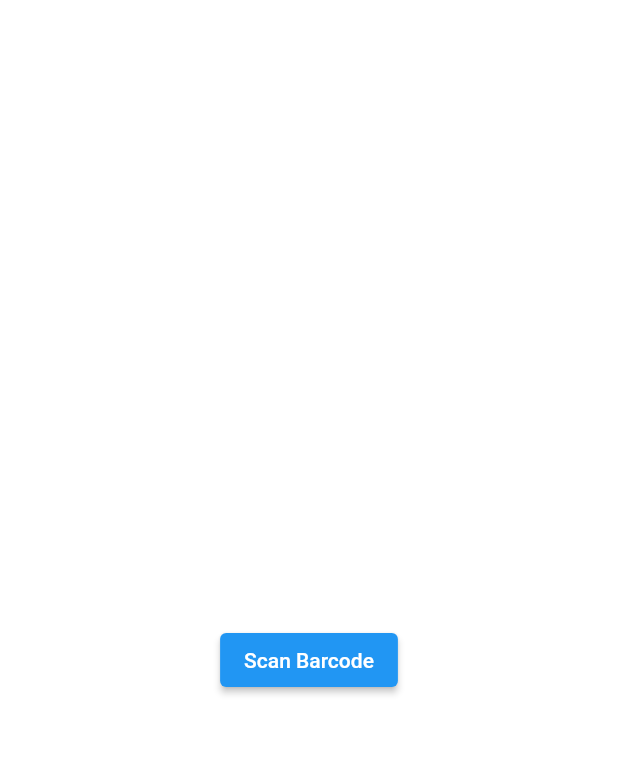
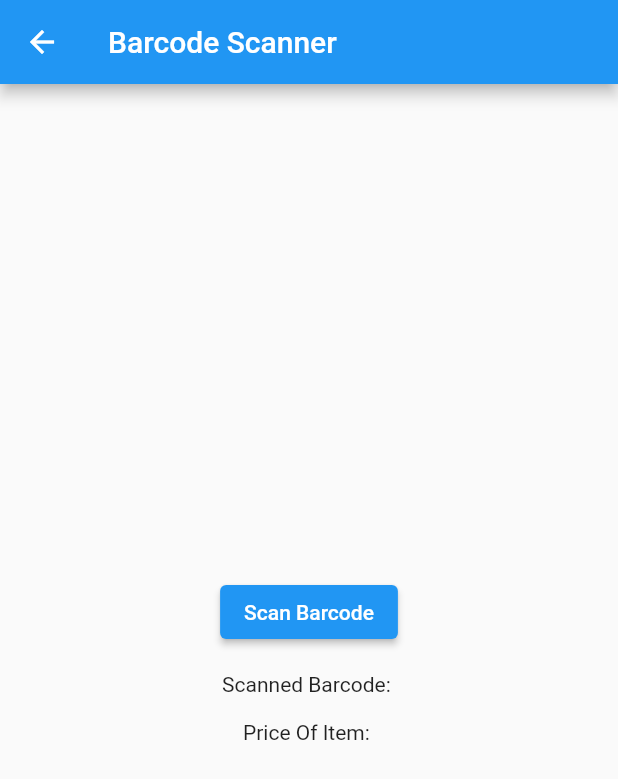
Before and after one commit to samira1500/pricelet_app, a Flutter app: the screen it shows after launch, in the side drawer, after a tap on "BarCode Scan", on a phone screen of 412 x 824 dp. Shown: the top 779 px of the screen. Run offline on Flutter 3.47's test engine with Material 2 defaults, Android fonts, the phone set to English and light mode, and no system bars; our stand-ins replace floor, sqflite, webview_flutter; missing offline and left inert: flutter_barcode_scanner; accounts and stored records are empty; generated files the repository leaves out were written again.

Commit message:
some addes

```diff
--- a/lib/add_item.dart
+++ b/lib/add_item.dart
@@ -5,14 +5,16 @@ import 'package:pricelet_app/entity/item_entity.dart';
 import 'package:intl/intl.dart';
 
 class AddItem extends StatefulWidget {
-  AddItem({super.key, this.id, this.name, this.barcode});
+  AddItem({super.key, this.id, this.name, this.barcode, this.price});
 
   final int? id;
   final String? name;
   final String? barcode;
+  final String? price;
 
   final _itemNameController = TextEditingController();
   final _serialNoController = TextEditingController();
+  final _priceController = TextEditingController();
 
   @override
   State<AddItem> createState() => _AddItemState();
@@ -26,6 +28,7 @@ class _AddItemState extends State<AddItem> {
     if (widget.id != null) {
       widget._itemNameController.text = widget.name!;
       widget._serialNoController.text = widget.barcode!;
+      widget._priceController.text = widget.price ?? '';
       idIsNull = false;
     }
   }
@@ -61,6 +64,12 @@ class _AddItemState extends State<AddItem> {
                 labelText: 'BarCode',
               ),
             ),
+            TextFormField(
+              controller: widget._priceController,
+              decoration: InputDecoration(
+                labelText: 'Price',
+              ),
+            ),
             SizedBox(height: 16.0),
             ElevatedButton(
               child: Text('Submit'),
@@ -91,7 +100,8 @@ class _AddItemState extends State<AddItem> {
             id,
             widget._itemNameController.value.text,
             widget._serialNoController.value.text,
-            DateFormat('MMMM dd, yyyy').format(DateTime.now())));
+            DateFormat('MMMM dd, yyyy').format(DateTime.now()),
+            widget._priceController.value.text));
       });
     });
     Navigator.pop(context);
@@ -104,7 +114,8 @@ class _AddItemState extends State<AddItem> {
           widget.id!,
           widget._itemNameController.value.text,
           widget._serialNoController.value.text,
-          DateFormat('MMMM dd, yyyy').format(DateTime.now())));
+          DateFormat('MMMM dd, yyyy').format(DateTime.now()),
+          widget._priceController.value.text));
     });
 
     Navigator.pop(context);
--- a/lib/barcode_scanner.dart
+++ b/lib/barcode_scanner.dart
@@ -1,5 +1,6 @@
 import 'package:flutter/material.dart';
 import 'package:flutter_barcode_scanner/flutter_barcode_scanner.dart';
+import 'package:pricelet_app/database/database.dart';
 
 class BarcodeScannerWidget extends StatefulWidget {
   @override
@@ -8,6 +9,7 @@ class BarcodeScannerWidget extends StatefulWidget {
 
 class _BarcodeScannerWidgetState extends State<BarcodeScannerWidget> {
   String _barcode = '';
+  String _itemPrice = '';
 
   Future<void> _scanBarcode() async {
     String barcode = await FlutterBarcodeScanner.scanBarcode(
@@ -20,19 +22,42 @@ class _BarcodeScannerWidgetState extends State<BarcodeScannerWidget> {
     setState(() {
       _barcode = barcode;
     });
+
+    _searchItem();
+  }
+
+  Future<void> _searchItem() async {
+    final database = $FloorAppDatabase.databaseBuilder('pricelet.db').build();
+    database.then((value) {
+      value.itemDao.findItemByBarcode(_barcode).then((val) {
+        if (val != null) {
+          _itemPrice = val.price;
+        }
+      });
+    });
   }
 
   @override
   Widget build(BuildContext context) {
-    return Column(
-      mainAxisAlignment: MainAxisAlignment.center,
-      children: [
-        Text(_barcode),
-        ElevatedButton(
-          child: Text('Scan Barcode'),
-          onPressed: _scanBarcode,
+    return Scaffold(
+      appBar: AppBar(
+        title: Text('Barcode Scanner'),
+      ),
+      body: Center(
+        child: Column(
+          mainAxisAlignment: MainAxisAlignment.center,
+          children: <Widget>[
+            ElevatedButton(
+              onPressed: _scanBarcode,
+              child: Text('Scan Barcode'),
+            ),
+            SizedBox(height: 16),
+            Text('Scanned Barcode: $_barcode'),
+            SizedBox(height: 16),
+            Text('Price Of Item: $_itemPrice'),
+          ],
         ),
-      ],
+      ),
     );
   }
 }
--- a/lib/dao/item_dao.dart
+++ b/lib/dao/item_dao.dart
@@ -12,6 +12,9 @@ abstract class ItemDao {
   @Query('select * from items order by id desc')
   Stream<List<Item>> streamedData();
 
+  @Query('select * from items where barcode= :barcode')
+  Future<Item?> findItemByBarcode(String barcode);
+
   @insert
   Future<void> insertItem(Item item);
 
--- a/lib/entity/item_entity.dart
+++ b/lib/entity/item_entity.dart
@@ -9,10 +9,12 @@ class Item {
 
   final String barcode;
 
+  final String price;
+
   final String scheduleTime;
 
   @ignore
   bool isSelect = false;
 
-  Item(this.id, this.name, this.barcode, this.scheduleTime);
+  Item(this.id, this.name, this.barcode, this.scheduleTime, this.price);
 }
--- a/lib/home_page.dart
+++ b/lib/home_page.dart
@@ -157,7 +157,9 @@ class _HomePageState extends State<HomePage> {
                                                     name:
                                                         _searchList[index].name,
                                                     barcode: _searchList[index]
-                                                        .barcode);
+                                                        .barcode,
+                                                    price: _searchList[index]
+                                                        .price);
                                               })).then((value) {
                                                 setState(() {});
                                               });
```
Also changed, not shown: lib/lira_rate.dart (+26 -2 lines), lib/database/database.g.dart, 2 other files.
